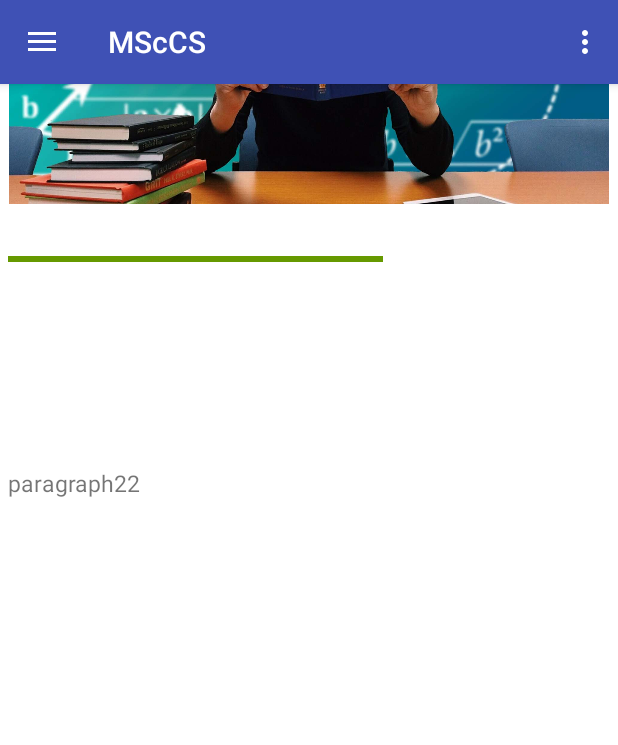
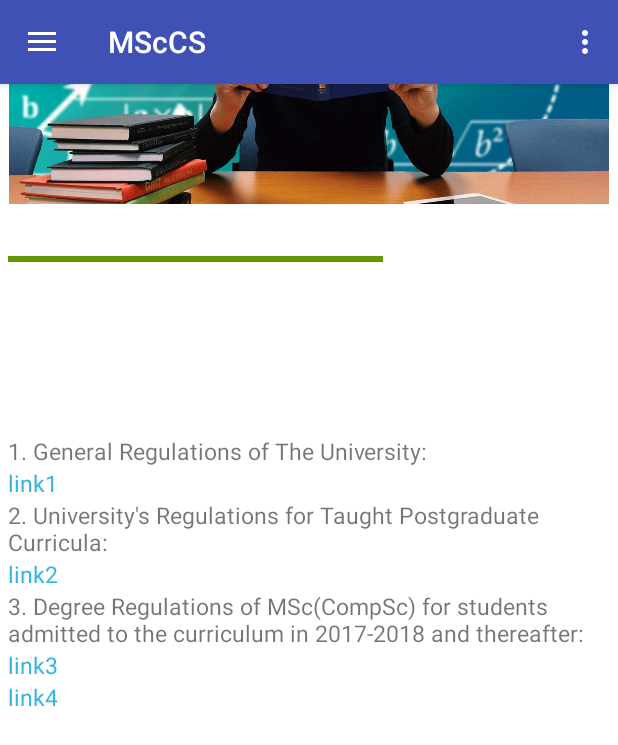
Before and after one commit to EliGwz/MscCs-App, an Android app: the fragment FragmentAdmission placed in its activity, on a phone screen of 412 x 824 dp. Shown: the top 745 px of the screen. Run offline under Robolectric (Android 15) with nearby library versions, the phone set to English and light mode, and no system bars; 17 statements that could not run were skipped.

Commit message:
finish todo list

```diff
--- a/Drawertest2/app/src/main/AndroidManifest.xml
+++ b/Drawertest2/app/src/main/AndroidManifest.xml
@@ -4,6 +4,7 @@
 
     <uses-permission android:name="android.permission.INTERNET" />
     <uses-permission android:name="android.permission.ACCESS_NETWORK_STATE" />
+    <uses-permission android:name="android.permission.CALL_PHONE" />
 
     <application
         android:allowBackup="true"
--- a/Drawertest2/app/src/main/java/hk/hku/cs/drawertest2/FinancialActivity.java
+++ b/Drawertest2/app/src/main/java/hk/hku/cs/drawertest2/FinancialActivity.java
@@ -2,6 +2,8 @@ package hk.hku.cs.drawertest2;
 
 import android.content.Intent;
 import android.os.AsyncTask;
+import android.support.v4.app.Fragment;
+import android.support.v4.app.FragmentTransaction;
 import android.support.v7.app.AppCompatActivity;
 import android.os.Bundle;
 import android.view.View;
--- a/Drawertest2/app/src/main/java/hk/hku/cs/drawertest2/FragmentAdmission.java
+++ b/Drawertest2/app/src/main/java/hk/hku/cs/drawertest2/FragmentAdmission.java
@@ -14,6 +14,7 @@ import android.view.LayoutInflater;
 import android.view.View;
 import android.view.ViewGroup;
 import android.webkit.WebView;
+import android.widget.LinearLayout;
 import android.widget.TextView;
 
 import org.jsoup.Jsoup;
@@ -28,7 +29,7 @@ import java.io.InputStreamReader;
 
 public class FragmentAdmission extends Fragment {
 
-    private TextView header, title1, title2, title3, tp11, tp21, tp31, tp12, tp22, tp32;
+    private TextView header, title1, title2, title3, tp11, tp21, tp31, tp12, tp32, link1, link2, link3, link4;
 
     @Nullable
     @Override
@@ -47,8 +48,12 @@ public class FragmentAdmission extends Fragment {
         tp31 = (TextView) view.findViewById(R.id.eng_req_p31);
 
         tp12 = (TextView) view.findViewById(R.id.eligibilit_p12);
-        //tp22 = (TextView) view.findViewById(R.id.regulations_p22);
         tp32 = (TextView) view.findViewById(R.id.eng_req_p32);
+
+        link1 = (TextView) view.findViewById(R.id.regulations_link1);
+        link2 = (TextView) view.findViewById(R.id.regulations_link2);
+        link3 = (TextView) view.findViewById(R.id.regulations_link3);
+        link4 = (TextView) view.findViewById(R.id.regulations_link4);
 
         new DownloadWebpageTask().execute(stringUrl);
 
@@ -81,7 +86,7 @@ public class FragmentAdmission extends Fragment {
             // items = 4
             String tpString12 = "";
             for (int i = 2; i<=5; i++){
-                tpString12 = tpString12 + titleElement1.select("p").get(i).text() + "\n\n";
+                tpString12 = tpString12 + titleElement1.select("p").get(i).text() + "\n";
             }
             tp12.setText(tpString12);
 
@@ -89,12 +94,56 @@ public class FragmentAdmission extends Fragment {
             Element titleElement2 = doc.getElementById("regulations");
             String titleString2 = titleElement2.select("strong").text();
             title2.setText(titleString2);
-            // items = 3
-            String tpString22 = "";
-            for (int i = 1; i<=3; i++){
-                tpString22 = tpString22 + titleElement2.select("p").get(i).text() + "\n\n";
-            }
-            tp21.setText(tpString22);
+            // items = 4
+            link1.setText(titleElement2.select("a").get(0).text());
+            link2.setText(titleElement2.select("a").get(1).text());
+            link3.setText(titleElement2.select("a").get(2).text());
+            link4.setText(titleElement2.select("a").get(3).text());
+            link1.setOnClickListener(new View.OnClickListener() {
+                @Override
+                public void onClick(View v) {
+                    // find current layout
+                    LinearLayout linearLayout = getView().findViewById(R.id.admissionLayout);
+                    // add webview
+                    WebView webView = new WebView(linearLayout.getContext());
+                    String linkUrl = "http://docs.google.com/gview?embedded=true&url=" + link1.getText().toString();
+                    webView.loadUrl(linkUrl);
+                }
+            });
+            link2.setOnClickListener(new View.OnClickListener() {
+                @Override
+                public void onClick(View v) {
+                    // find current layout
+                    LinearLayout linearLayout = getView().findViewById(R.id.admissionLayout);
+                    // add webview
+                    WebView webView = new WebView(linearLayout.getContext());
+                    String linkUrl = "http://docs.google.com/gview?embedded=true&url=" + link2.getText().toString();
+                    webView.loadUrl(linkUrl);
+                }
+            });
+            link3.setOnClickListener(new View.OnClickListener() {
+                @Override
+                public void onClick(View v) {
+                    // find current layout
+                    LinearLayout linearLayout = getView().findViewById(R.id.admissionLayout);
+                    // add webview
+                    WebView webView = new WebView(linearLayout.getContext());
+                    String linkUrl = "http://docs.google.com/gview?embedded=true&url=" + link3.getText().toString();
+                    webView.loadUrl(linkUrl);
+                }
+            });
+            link4.setOnClickListener(new View.OnClickListener() {
+                @Override
+                public void onClick(View v) {
+                    // find current layout
+                    LinearLayout linearLayout = getView().findViewById(R.id.admissionLayout);
+                    // add webview
+                    WebView webView = new WebView(linearLayout.getContext());
+                    String linkUrl = "http://docs.google.com/gview?embedded=true&url=" + link4.getText().toString();
+                    webView.loadUrl(linkUrl);
+                }
+            });
+
 
             /************************** English Requirement *************************/
             Element titleElement3 = doc.getElementById("eng-req");
@@ -105,11 +154,9 @@ public class FragmentAdmission extends Fragment {
             // items = 5
             String tpString32 = "";
             for (int i = 2; i<=6; i++){
-                tpString32 = tpString32 + titleElement3.select("p").get(i).text() + "\n\n";
+                tpString32 = tpString32 + titleElement3.select("p").get(i).text() + "\n";
             }
             tp32.setText(tpString32);
-
-            System.out.println("/************************/\n"+tp21.getText().toString()+"\n/************************/");
         }
     }
 }
--- a/Drawertest2/app/src/main/java/hk/hku/cs/drawertest2/FragmentApplication.java
+++ b/Drawertest2/app/src/main/java/hk/hku/cs/drawertest2/FragmentApplication.java
@@ -21,7 +21,7 @@ import java.io.IOException;
 
 public class FragmentApplication extends Fragment {
 
-    private TextView header, tp11, tp12, tp13, tp14, applyBtn;
+    private TextView header, tp11, tp12, applyBtn;
 
     @Nullable
     @Override
@@ -32,8 +32,6 @@ public class FragmentApplication extends Fragment {
         header = (TextView) view.findViewById(R.id.admissionText);
         tp11 = (TextView) view.findViewById(R.id.how_to_p11);
         tp12 = (TextView) view.findViewById(R.id.how_to_p12);
-        tp13 = (TextView) view.findViewById(R.id.how_to_p13);
-        tp14 = (TextView) view.findViewById(R.id.how_to_p14);
         applyBtn = (TextView) view.findViewById(R.id.applyBtn);
 
         new DownloadWebpageTask().execute(stringUrl);
@@ -43,7 +41,7 @@ public class FragmentApplication extends Fragment {
                 String appUrl = "https://aal.hku.hk/tpg/programme/master-science-computer-science";
                 intent.putExtra("extraTag",appUrl);
                 startActivity(intent);
-                //applyBtn.setTextColor(Color.RED);
+                //applyBtn.setTextColor(Color.rgb(217,179,255));
             }
         });
         return view;
--- a/Drawertest2/app/src/main/java/hk/hku/cs/drawertest2/FragmentCourseCyberSecurity.java
+++ b/Drawertest2/app/src/main/java/hk/hku/cs/drawertest2/FragmentCourseCyberSecurity.java
@@ -71,7 +71,7 @@ public class FragmentCourseCyberSecurity extends Fragment {
                 map.put("course_no", eachLineElements.get(i).select("td").select("p").get(0).text());
                 map.put("course_name", eachLineElements.get(i).select("td").select("p").get(1).text());
                 list.add(map);
-                System.out.println(eachLineElements.get(i).select("td").text());
+                //System.out.println(eachLineElements.get(i).select("td").text());
             }
 
             SimpleAdapter simpleAdapter = new SimpleAdapter(getContext(), list, R.layout.course_list, strings, ids);
--- a/Drawertest2/app/src/main/java/hk/hku/cs/drawertest2/FragmentCourseFinancial.java
+++ b/Drawertest2/app/src/main/java/hk/hku/cs/drawertest2/FragmentCourseFinancial.java
@@ -68,7 +68,7 @@ public class FragmentCourseFinancial extends Fragment {
                 map.put("course_no", eachLineElements.get(i).select("td").select("p").get(0).text());
                 map.put("course_name", eachLineElements.get(i).select("td").select("p").get(1).text());
                 list.add(map);
-                System.out.println(eachLineElements.get(i).select("td").text());
+                //System.out.println(eachLineElements.get(i).select("td").text());
             }
 
             SimpleAdapter simpleAdapter = new SimpleAdapter(getContext(), list, R.layout.course_list, strings, ids);
--- a/Drawertest2/app/src/main/java/hk/hku/cs/drawertest2/FragmentCourseMultimedia.java
+++ b/Drawertest2/app/src/main/java/hk/hku/cs/drawertest2/FragmentCourseMultimedia.java
@@ -68,7 +68,7 @@ public class FragmentCourseMultimedia extends Fragment {
                 map.put("course_no", eachLineElements.get(i).select("td").select("p").get(0).text());
                 map.put("course_name", eachLineElements.get(i).select("td").select("p").get(1).text());
                 list.add(map);
-                System.out.println(eachLineElements.get(i).select("td").text());
+                //System.out.println(eachLineElements.get(i).select("td").text());
             }
 
             SimpleAdapter simpleAdapter = new SimpleAdapter(getContext(), list, R.layout.course_list, strings, ids);
--- a/Drawertest2/app/src/main/java/hk/hku/cs/drawertest2/FragmentCourseOther.java
+++ b/Drawertest2/app/src/main/java/hk/hku/cs/drawertest2/FragmentCourseOther.java
@@ -68,7 +68,7 @@ public class FragmentCourseOther extends Fragment {
                 map.put("course_no", eachLineElements.get(i).select("td").select("p").get(0).text());
                 map.put("course_name", eachLineElements.get(i).select("td").select("p").get(1).text());
                 list.add(map);
-                System.out.println(eachLineElements.get(i).select("td").text());
+                //System.out.println(eachLineElements.get(i).select("td").text());
             }
 
             SimpleAdapter simpleAdapter = new SimpleAdapter(getContext(), list, R.layout.course_list, strings, ids);
--- a/Drawertest2/app/src/main/java/hk/hku/cs/drawertest2/FragmentTeachers.java
+++ b/Drawertest2/app/src/main/java/hk/hku/cs/drawertest2/FragmentTeachers.java
@@ -73,10 +73,12 @@ public class FragmentTeachers extends Fragment {
                 Elements titleElements = teacherElements.select("div.card-reveal").select("span[style]");
                 Elements fieldElements = teacherElements.select("div.rFieldContent");
 
+                /***
                 System.out.println("imgElements size = " + Integer.toString(imgElements.size()));
                 System.out.println("nameElements size = " + Integer.toString(nameElements.size()));
                 System.out.println("titleElements size = " + Integer.toString(titleElements.size()));
                 System.out.println("fieldElements size = " + Integer.toString(fieldElements.size()));
+                 ***/
 
                 String[] strings = {"img", "name", "title", "field"}; // map key
                 int[] ids = {R.id.teacher_img, R.id.teacher_name, R.id.teacher_title, R.id.teacher_researchField}; // teacher_list.xml
--- a/Drawertest2/app/src/main/res/layout/activity_general.xml
+++ b/Drawertest2/app/src/main/res/layout/activity_general.xml
@@ -69,7 +69,6 @@
 
             </LinearLayout>
 
-
         </LinearLayout>
     </ScrollView>
     <Button
--- a/Drawertest2/app/src/main/res/layout/activity_talent.xml
+++ b/Drawertest2/app/src/main/res/layout/activity_talent.xml
@@ -17,7 +17,7 @@
         android:id="@+id/title"
         android:layout_width="wrap_content"
         android:layout_height="wrap_content"
-        android:text="What kind of talent do you want to get?"
+        android:text="What kind of talent&#x000A;do you want to get?"
         android:textSize="30sp"
         android:layout_centerHorizontal="true" />
         <!--android:layout_centerInParent="true"-->
--- a/Drawertest2/app/src/main/res/layout/fragment_admission.xml
+++ b/Drawertest2/app/src/main/res/layout/fragment_admission.xml
@@ -6,6 +6,7 @@
     android:background="@android:color/white">
 
     <LinearLayout
+        android:id="@+id/admissionLayout"
         android:orientation="vertical"
         android:layout_width="match_parent"
         android:layout_height="match_parent">
@@ -48,7 +49,7 @@
                 android:layout_width="wrap_content"
                 android:layout_height="wrap_content"
                 android:layout_marginBottom="@dimen/h2_margin_bottom"
-                android:text="title1"
+                android:text="Eligibility"
                 android:textSize="@dimen/fragment_h2_text"
                 android:textColor="@color/fragment_h2_textColor"
                 android:textStyle="bold"/>
@@ -71,7 +72,7 @@
                 android:layout_width="wrap_content"
                 android:layout_height="wrap_content"
                 android:layout_marginBottom="@dimen/h2_margin_bottom"
-                android:text="title2"
+                android:text="Regulations"
                 android:textSize="@dimen/fragment_h2_text"
                 android:textColor="@color/fragment_h2_textColor"
                 android:textStyle="bold"/>
@@ -79,13 +80,47 @@
                 android:id="@+id/regulations_p21"
                 android:layout_width="wrap_content"
                 android:layout_height="wrap_content"
-                android:text=""
+                android:text="1. General Regulations of The University:"
+                android:textSize="@dimen/paragraph_text"/>
+            <TextView
+                android:id="@+id/regulations_link1"
+                android:layout_width="wrap_content"
+                android:layout_height="wrap_content"
+                android:text="link1"
+                android:textColor="@android:color/holo_blue_light"
                 android:textSize="@dimen/paragraph_text"/>
             <TextView
                 android:id="@+id/regulations_p22"
                 android:layout_width="wrap_content"
                 android:layout_height="wrap_content"
-                android:text="paragraph22"
+                android:text="2. University's Regulations for Taught Postgraduate Curricula: "
+                android:textSize="@dimen/paragraph_text"/>
+            <TextView
+                android:id="@+id/regulations_link2"
+                android:layout_width="wrap_content"
+                android:layout_height="wrap_content"
+                android:text="link2"
+                android:textColor="@android:color/holo_blue_light"
+                android:textSize="@dimen/paragraph_text"/>
+            <TextView
+                android:id="@+id/regulations_p23"
+                android:layout_width="wrap_content"
+                android:layout_height="wrap_content"
+                android:text="3. Degree Regulations of MSc(CompSc) for students admitted to the curriculum in 2017-2018 and thereafter:"
+                android:textSize="@dimen/paragraph_text"/>
+            <TextView
+                android:id="@+id/regulations_link3"
+                android:layout_width="wrap_content"
+                android:layout_height="wrap_content"
+                android:text="link3"
+                android:textColor="@android:color/holo_blue_light"
+                android:textSize="@dimen/paragraph_text"/>
+            <TextView
+                android:id="@+id/regulations_link4"
+                android:layout_width="wrap_content"
+                android:layout_height="wrap_content"
+                android:text="link4"
+                android:textColor="@android:color/holo_blue_light"
                 android:textSize="@dimen/paragraph_text"/>
 
 
@@ -94,7 +129,8 @@
                 android:layout_width="wrap_content"
                 android:layout_height="wrap_content"
                 android:layout_marginBottom="@dimen/h2_margin_bottom"
-                android:text="title3"
+                android:layout_marginTop="15dp"
+                android:text="Language requirement"
                 android:textSize="@dimen/fragment_h2_text"
                 android:textColor="@color/fragment_h2_textColor"
                 android:textStyle="bold"/>
```
Also changed, not shown: Drawertest2/app/src/main/java/hk/hku/cs/drawertest2/FragmentContact.java (+24 -1 lines), Drawertest2/app/src/main/res/layout/fragment_application.xml (+6 -22 lines), Drawertest2/app/src/main/res/layout/fragment_contact.xml (+10 -2 lines), 1 other file.
